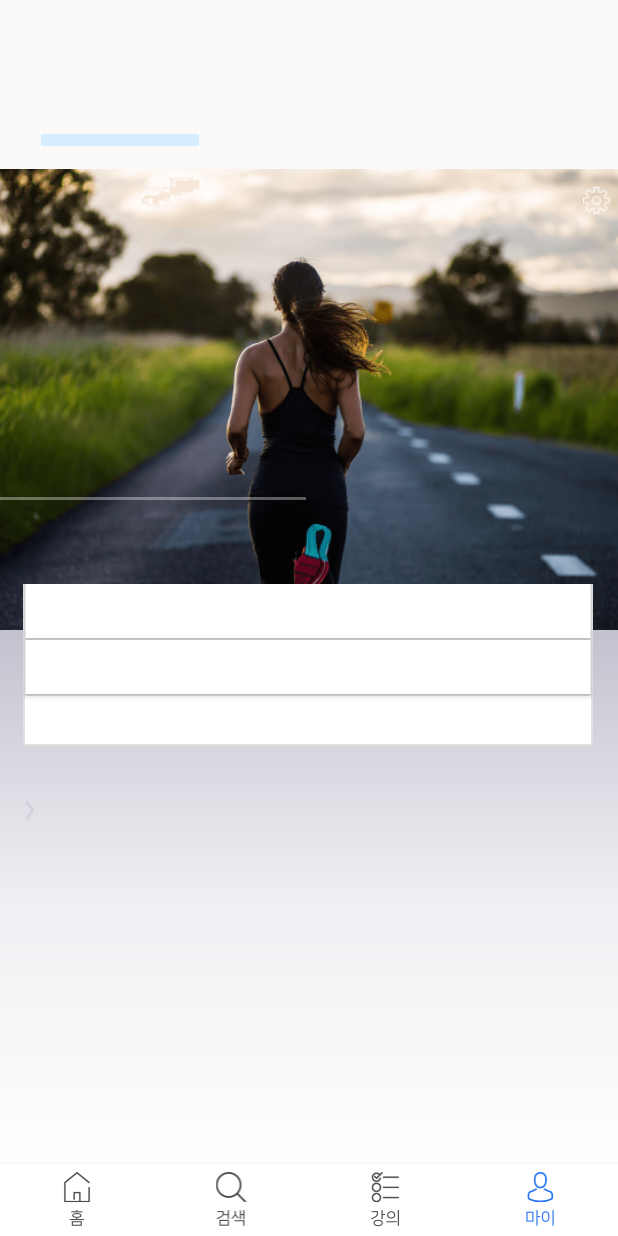
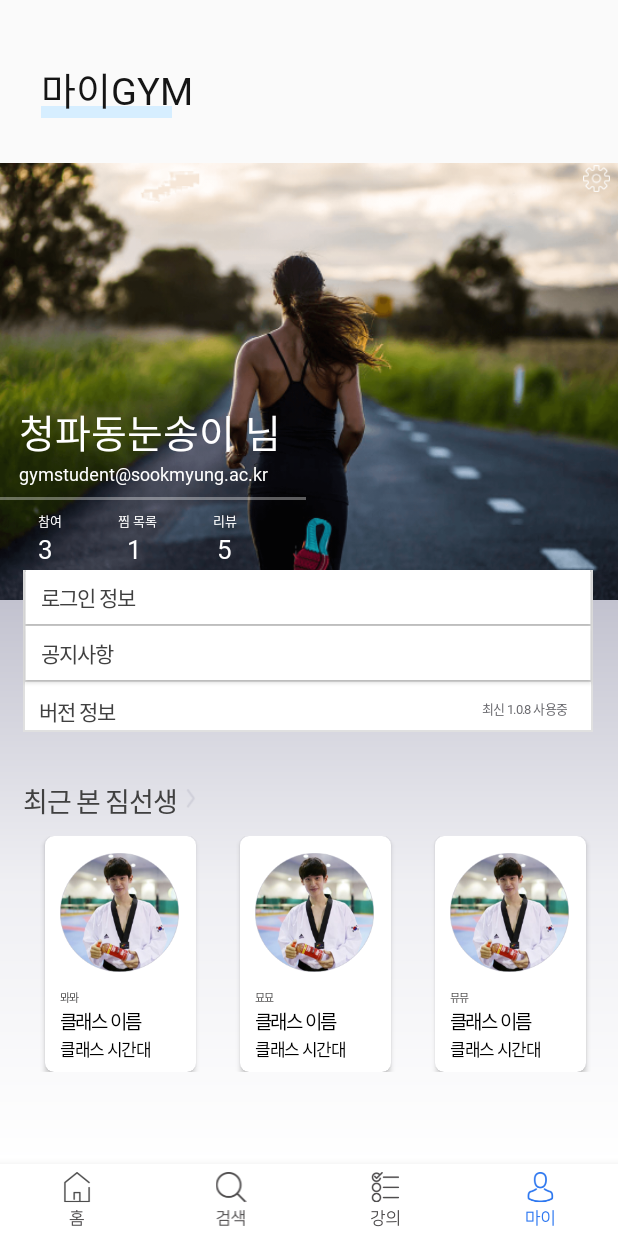
Before and after one commit to GymBall/CPDGT-Android, an Android app: the screen it shows after launch (MainActivity), item 4 of the bottom bar chosen, on a phone screen of 412 x 824 dp. Run offline under Robolectric (Android 15) with nearby library versions, the light colour scheme and no system bars; Roboto replaces fonts that are not available here; 1 statement that could not run was skipped.

Commit message:
login, myGym 화면전환 및 recyclerview 구현 login, fragment_my, rv_item_my_recent 폰트수정 fragment_my 레이아웃 수정

```diff
--- /dev/null
+++ b/app/src/main/java/org/gymball/cpdgt_android/model/LectureAbsData.kt
@@ -0,0 +1,8 @@
+package org.gymball.cpdgt_android.model
+
+data class LectureAbsData(
+    val class_name: String,
+    val class_time: String,
+    val teacher_img: Int,
+    val teacher_name: String
+)
--- a/app/src/main/java/org/gymball/cpdgt_android/ui/login/LoginActivity.kt
+++ b/app/src/main/java/org/gymball/cpdgt_android/ui/login/LoginActivity.kt
@@ -2,12 +2,30 @@ package org.gymball.cpdgt_android.ui.login
 
 import androidx.appcompat.app.AppCompatActivity
 import android.os.Bundle
+import kotlinx.android.synthetic.main.activity_login.*
 import org.gymball.cpdgt_android.R
+import org.gymball.cpdgt_android.ui.MainActivity
+import org.gymball.cpdgt_android.ui.join.JoinActivity
+import org.jetbrains.anko.startActivity
 
 class LoginActivity : AppCompatActivity() {
 
     override fun onCreate(savedInstanceState: Bundle?) {
         super.onCreate(savedInstanceState)
         setContentView(R.layout.activity_login)
+
+        setOnClickListener()
+    }
+
+    private fun setOnClickListener() {
+        loginButton.setOnClickListener {
+            startActivity<MainActivity>()
+        }
+        GTJoinButton.setOnClickListener {
+            startActivity<JoinActivity>() //짐선생 조인으로 수정하기
+        }
+        GSJoinButton.setOnClickListener {
+            startActivity<JoinActivity>() //짐학생 조인으로 수정하기
+        }
     }
 }
--- a/app/src/main/java/org/gymball/cpdgt_android/ui/my/MyFragment.kt
+++ b/app/src/main/java/org/gymball/cpdgt_android/ui/my/MyFragment.kt
@@ -6,15 +6,42 @@ import androidx.fragment.app.Fragment
 import android.view.LayoutInflater
 import android.view.View
 import android.view.ViewGroup
+import androidx.recyclerview.widget.LinearLayoutManager
+import kotlinx.android.synthetic.main.fragment_my.*
 
 import org.gymball.cpdgt_android.R
+import org.gymball.cpdgt_android.model.LectureAbsData
+import org.gymball.cpdgt_android.ui.login.LoginActivity
+import org.jetbrains.anko.support.v4.startActivity
 
 class MyFragment : Fragment() {
+
+    lateinit var myRecyclerViewAdapter: MyRecyclerViewAdapter
+    var dataList: ArrayList<LectureAbsData> = arrayListOf(
+        LectureAbsData("클래스 이름", "클래스 시간대", R.drawable.lecture_comment_teacher,"뫄뫄"),
+        LectureAbsData("클래스 이름", "클래스 시간대", R.drawable.lecture_comment_teacher,"묘묘"),
+        LectureAbsData("클래스 이름", "클래스 시간대", R.drawable.lecture_comment_teacher,"뮤뮤")
+    )
 
     override fun onCreateView(inflater: LayoutInflater, container: ViewGroup?, savedInstanceState: Bundle?): View? {
         // Inflate the layout for this fragment
         return inflater.inflate(R.layout.fragment_my, container, false)
     }
 
+    override fun onActivityCreated(savedInstanceState: Bundle?) {
+        super.onActivityCreated(savedInstanceState)
+        setRecyclerView()
+        setOnClickListener()
+    }
 
+    private fun setRecyclerView() {
+        myRecyclerViewAdapter = MyRecyclerViewAdapter(activity!!, dataList, dataList.size)
+        rv_my_recent.adapter = myRecyclerViewAdapter
+        rv_my_recent.layoutManager = LinearLayoutManager(activity!!, LinearLayoutManager.HORIZONTAL, false)
+    }
+    private fun setOnClickListener() {
+        loginInfo.setOnClickListener {
+            startActivity<LoginActivity>()
+        }
+    }
 }
--- /dev/null
+++ b/app/src/main/java/org/gymball/cpdgt_android/ui/my/MyRecyclerViewAdapter.kt
@@ -0,0 +1,44 @@
+package org.gymball.cpdgt_android.ui.my
+
+import android.content.Context
+import android.view.LayoutInflater
+import android.view.View
+import android.view.ViewGroup
+import android.widget.ImageView
+import android.widget.TextView
+import androidx.cardview.widget.CardView
+import androidx.recyclerview.widget.RecyclerView
+import com.bumptech.glide.Glide
+import org.gymball.cpdgt_android.R
+import org.gymball.cpdgt_android.model.LectureAbsData
+import org.gymball.cpdgt_android.ui.lecturedetail.LectureDetailActivity
+import org.jetbrains.anko.startActivity
+
+class MyRecyclerViewAdapter (val ctx: Context, var dataList: ArrayList<LectureAbsData>, var total: Int) : RecyclerView.Adapter<MyRecyclerViewAdapter.Holder>(){
+    override fun onCreateViewHolder(parent: ViewGroup, viewType: Int): MyRecyclerViewAdapter.Holder {
+        val view: View = LayoutInflater.from(ctx).inflate(R.layout.rv_item_my_recent, parent,false)
+        return Holder(view)
+    }
+
+    override fun getItemCount(): Int = total
+
+    override fun onBindViewHolder(holder: MyRecyclerViewAdapter.Holder, position: Int) {
+        holder.whole.setOnClickListener{
+            ctx.startActivity<LectureDetailActivity>()
+        }
+        holder.c_name.text = dataList[position].class_name
+        holder.c_time.text = dataList[position].class_time
+        Glide.with(ctx)
+            .load(dataList[position].teacher_img)
+            .into(holder.t_img)
+        holder.t_name.text = dataList[position].teacher_name
+    }
+
+    inner class Holder(itemView: View) : RecyclerView.ViewHolder(itemView){
+        val whole: CardView = itemView.findViewById(R.id.cv_rv_item_frag_my_recent_whole) as CardView
+        val c_name: TextView = itemView.findViewById(R.id.iv_rv_item_frag_my_class_name) as TextView
+        val c_time: TextView = itemView.findViewById(R.id.iv_rv_item_frag_my_class_time) as TextView
+        val t_img: ImageView = itemView.findViewById(R.id.iv_rv_item_frag_my_teacher_image) as ImageView
+        val t_name: TextView = itemView.findViewById(R.id.tv_rv_item_frag_my_teacher_name) as TextView
+    }
+}
--- a/app/src/main/res/layout/activity_login.xml
+++ b/app/src/main/res/layout/activity_login.xml
@@ -1,5 +1,5 @@
 <?xml version="1.0" encoding="utf-8"?>
-<androidx.constraintlayout.widget.ConstraintLayout xmlns:android="http://schemas.android.com/apk/res/android"
+<RelativeLayout xmlns:android="http://schemas.android.com/apk/res/android"
     xmlns:app="http://schemas.android.com/apk/res-auto"
     xmlns:tools="http://schemas.android.com/tools"
     android:layout_width="match_parent"
@@ -7,12 +7,8 @@
     tools:context=".ui.login.LoginActivity">
 
     <LinearLayout
-        android:id="@+id/linearLayout"
-        android:layout_width="0dp"
+        android:layout_width="match_parent"
         android:layout_height="wrap_content"
-        app:layout_constraintEnd_toEndOf="parent"
-        app:layout_constraintStart_toStartOf="parent"
-        app:layout_constraintTop_toTopOf="parent"
         android:orientation="vertical">
 
         <TextView
@@ -27,10 +23,12 @@
             android:layout_gravity="center"
             app:layout_constraintStart_toStartOf="parent"
             app:layout_constraintTop_toTopOf="parent"
-            tools:text="아이디  로그인" />
-        <view
+            android:fontFamily="@font/nanumsquare_bold"
+            android:text="아이디  로그인" />
+        <View
             android:layout_width="match_parent"
-            android:layout_height="1dp"/>
+            android:layout_height="1dp"
+            android:background="#575757"/>
         <TextView
             android:layout_width="wrap_content"
             android:layout_height="wrap_content"
@@ -40,7 +38,8 @@
             android:textSize="13.8sp"
             android:textColor="#3672d3"
             android:lineSpacingExtra="1.5sp"
-            tools:text="아이디와 비밀번호 입력"
+            android:fontFamily="@font/nanumsquare_regular"
+            android:text="아이디와 비밀번호 입력"
             />
         <EditText
             android:id="@+id/editID"
@@ -51,6 +50,7 @@
             android:textSize="15dp"
             android:layout_gravity="center"
             android:background="@drawable/idpassword"
+            android:fontFamily="@font/nanumsquare_regular"
             android:hint="아이디"/>
         <EditText
             android:id="@+id/editPassword"
@@ -60,6 +60,7 @@
             android:textSize="15dp"
             android:layout_gravity="center"
             android:background="@drawable/idpassword"
+            android:fontFamily="@font/nanumsquare_regular"
             android:hint="비밀번호"/>
         <Button
             android:id="@+id/loginButton"
@@ -67,6 +68,7 @@
             android:layout_height="32.3dp"
             android:layout_marginTop="57.3dp"
             android:layout_gravity="center"
+
             android:background="@drawable/loginbutton"/>
         <LinearLayout
             android:layout_width="match_parent"
@@ -90,4 +92,4 @@
                 android:background="@drawable/gsjoin"/>
         </LinearLayout>
     </LinearLayout>
-</androidx.constraintlayout.widget.ConstraintLayout>
+</RelativeLayout>
--- a/app/src/main/res/layout/fragment_my.xml
+++ b/app/src/main/res/layout/fragment_my.xml
@@ -14,36 +14,30 @@
             <RelativeLayout
                 android:layout_width="wrap_content"
                 android:layout_height="wrap_content"
-                android:layout_marginBottom="20dp">
+                android:id="@+id/top"
+                android:layout_marginHorizontal="27dp">
                 <View
-                    android:layout_width="105.5dp"
-                    android:layout_height="8.3dp"
-                    android:layout_marginLeft="27dp"
-                    android:layout_marginTop="89.5dp"
-                    android:background="@color/colorSkyBlue"/>
+                    android:layout_width="87.5dp"
+                    android:layout_height="8dp"
+                    android:background="#d6eeff"
+                    android:layout_alignBottom="@id/text">
+                </View>
                 <TextView
+                    android:id="@+id/text"
                     android:layout_width="wrap_content"
                     android:layout_height="wrap_content"
-                    android:layout_marginTop="70dp"
-                    android:layout_marginLeft="27dp"
+                    android:text="마이GYM"
+                    android:fontFamily="@font/nanumsquare_regular"
+                    android:textColor="#151515"
                     android:textSize="25sp"
-                    android:textColor="#151515"
-                    android:lineSpacingExtra="3.5sp"
-                    tools:text="마이GYM" />
+                    android:layout_marginTop="40dp"/>
+            </RelativeLayout>
 
-            </RelativeLayout>
-            <Button
-                android:id="@+id/loginButton"
-                android:layout_width="18.3dp"
-                android:layout_height="18.3dp"
-                android:layout_marginRight="5dp"
-                android:layout_gravity="right"
-                android:background="@drawable/imageselectbutton"/>
             <ImageView
                 android:id="@+id/myGymBackgroundImage"
                 android:layout_width="match_parent"
                 android:layout_height="310dp"
-                android:layout_marginTop="-30dp"
+                android:layout_marginTop="30dp"
                 android:src="@drawable/mygymbackgroundimage" />
             <TextView
                 android:layout_width="wrap_content"
@@ -51,10 +45,11 @@
                 android:layout_marginLeft="12.8dp"
                 android:textSize="26sp"
                 android:textColor="@color/colorWhite"
+                android:fontFamily="@font/nanumsquare_bold"
                 android:layout_marginTop="-150.5dp"
                 android:lineSpacingExtra="-8.8sp"
                 android:gravity="center_horizontal"
-                tools:text="청파동눈송이 님"/>
+                android:text="청파동눈송이 님"/>
             <TextView
                 android:layout_width="wrap_content"
                 android:layout_height="wrap_content"
@@ -62,9 +57,10 @@
                 android:layout_marginLeft="12.8dp"
                 android:layout_marginBottom="7dp"
                 android:textColor="@color/colorWhite"
+                android:fontFamily="@font/nanumsquare_regular"
                 android:lineSpacingExtra="-8.8sp"
                 android:gravity="center_horizontal"
-                tools:text="gymstudent@sookmyung.ac.kr"/>
+                android:text="gymstudent@sookmyung.ac.kr"/>
             <View
                 android:layout_width="203.8dp"
                 android:layout_height="2.3dp"
@@ -81,24 +77,27 @@
                         android:textSize="8.8sp"
                         android:layout_marginLeft="18dp"
                         android:textColor="@color/colorWhite"
+                        android:fontFamily="@font/nanumsquare_regular"
                         android:lineSpacingExtra="1.3sp"
-                        tools:text="참여" />
+                        android:text="참여" />
                     <TextView
                         android:layout_width="wrap_content"
                         android:layout_height="wrap_content"
                         android:textSize="8.8sp"
                         android:layout_marginLeft="37dp"
                         android:textColor="@color/colorWhite"
+                        android:fontFamily="@font/nanumsquare_regular"
                         android:lineSpacingExtra="1.3sp"
-                        tools:text="찜 목록"/>
+                        android:text="찜 목록"/>
                     <TextView
                         android:layout_width="wrap_content"
                         android:layout_height="wrap_content"
                         android:textSize="8.8sp"
                         android:layout_marginLeft="37dp"
                         android:textColor="@color/colorWhite"
+                        android:fontFamily="@font/nanumsquare_regular"
                         android:lineSpacingExtra="1.3sp"
-                        tools:text="리뷰"/>
+                        android:text="리뷰"/>
                 </TableRow>
                 <TableRow>
                     <TextView
@@ -108,8 +107,9 @@
                         android:textSize="17.5sp"
                         android:layout_marginLeft="18dp"
                         android:textColor="@color/colorWhite"
+                        android:fontFamily="@font/nanumsquare_bold"
                         android:lineSpacingExtra="2.5sp"
-                        tools:text="5"/>
+                        android:text="3"/>
                     <TextView
                         android:id="@+id/pickNum"
                         android:layout_width="wrap_content"
@@ -117,26 +117,36 @@
                         android:textSize="17.5sp"
                         android:layout_marginLeft="43dp"
                         android:textColor="@color/colorWhite"
+                        android:fontFamily="@font/nanumsquare_bold"
                         android:lineSpacingExtra="2.5sp"
-                        tools:text="1" />
+                        android:text="1" />
                     <TextView
                         android:id="@+id/reviewNum"
                         android:layout_width="wrap_content"
                         android:layout_height="wrap_content"
                         android:textSize="17.5sp"
-                        android:layout_marginLeft="43dp"
+                        android:layout_marginLeft="40dp"
                         android:textColor="@color/colorWhite"
+                        android:fontFamily="@font/nanumsquare_bold"
                         android:lineSpacingExtra="2.5sp"
-                        tools:text="3" />
+                        android:text="5" />
                 </TableRow>
             </TableLayout>
         </LinearLayout>
+        <Button
+            android:id="@+id/my_backgroundimage_button"
+            android:layout_width="18.3dp"
+            android:layout_height="18.3dp"
+            android:layout_marginTop="110dp"
+            android:layout_alignParentRight="true"
+            android:layout_marginRight="5dp"
+            android:background="@drawable/imageselectbutton"/>
         <LinearLayout
             android:layout_width="match_parent"
             android:layout_height="392dp"
-            android:layout_marginTop="420dp"
+            android:layout_marginTop="400dp"
             android:paddingLeft="15dp"
-            android:paddingTop="110dp"
+            android:paddingTop="120dp"
             android:orientation="vertical"
             android:background="@drawable/gray_white_gradient_fill">
             <LinearLayout
@@ -149,14 +159,17 @@
                     android:textColor="#404040"
                     android:letterSpacing="-0.05"
                     android:lineSpacingExtra="2sp"
-                    tools:text="최근 본 짐선생" />
+                    android:fontFamily="@font/nanumsquare_bold"
+                    android:text="최근 본 짐선생" />
                 <Button
                     android:layout_width="9.5dp"
                     android:layout_height="12.8dp"
+                    android:layout_marginLeft="4dp"
                     android:background="@drawable/arrowbutton"/>
             </LinearLayout>
             <androidx.recyclerview.widget.RecyclerView
                 android:id="@+id/rv_my_recent"
+                android:orientation="horizontal"
                 android:layout_width="380dp"
                 android:layout_height="match_parent"
                 android:background="@android:color/transparent"
@@ -165,7 +178,7 @@
         <LinearLayout
             android:layout_width="380dp"
             android:layout_height="108.3dp"
-            android:layout_marginTop="389dp"
+            android:layout_marginTop="380dp"
             android:layout_marginLeft="15dp"
             android:background="@drawable/white_gray_border_fill"
             android:orientation="vertical">
@@ -181,7 +194,8 @@
                 android:lineSpacingExtra="2sp"
                 android:layout_marginLeft="2dp"
                 android:background="@color/colorWhite"
-                tools:text="로그인 정보"/>
+                android:fontFamily="@font/nanumsquare_regular"
+                android:text="로그인 정보"/>
             <View
                 android:layout_width="380dp"
                 android:layout_height="1dp"
@@ -198,34 +212,37 @@
                 android:lineSpacingExtra="2sp"
                 android:layout_marginLeft="2dp"
                 android:background="@color/colorWhite"
-                tools:text="공지사항"/>
+                android:fontFamily="@font/nanumsquare_regular"
+                android:text="공지사항"/>
             <View
                 android:layout_width="380dp"
                 android:layout_height="1dp"
                 android:background="#E0E0E0"/>
             <LinearLayout
                 android:layout_width="match_parent"
-                android:layout_height="wrap_content">
+                android:layout_height="36.1dp">
                 <TextView
                     android:layout_width="wrap_content"
                     android:layout_height="wrap_content"
-                    android:layout_marginTop="9dp"
+                    android:layout_marginTop="8.8dp"
                     android:layout_marginLeft="10.5dp"
                     android:textSize="13.8sp"
                     android:textColor="#404040"
                     android:letterSpacing="-0.05"
                     android:lineSpacingExtra="2sp"
-                    tools:text="버전 정보"/>
+                    android:fontFamily="@font/nanumsquare_regular"
+                    android:text="버전 정보"/>
                 <TextView
                     android:layout_width="300.5dp"
                     android:layout_height="15.3dp"
-                    android:layout_marginTop="9dp"
+                    android:layout_marginTop="4.5dp"
                     android:textAlignment="textEnd"
                     android:textSize="8.8sp"
                     android:textColor="#69696e"
                     android:letterSpacing="-0.05"
                     android:lineSpacingExtra="1.3sp"
-                    tools:text="최신 1.0.8 사용중"/>
+                    android:fontFamily="@font/nanumsquare_light"
+                    android:text="최신 1.0.8 사용중"/>
             </LinearLayout>
         </LinearLayout>
     </RelativeLayout>
--- a/app/src/main/res/layout/rv_item_my_recent.xml
+++ b/app/src/main/res/layout/rv_item_my_recent.xml
@@ -1,43 +1,59 @@
 <?xml version="1.0" encoding="utf-8"?>
-<LinearLayout xmlns:android="http://schemas.android.com/apk/res/android"
+<RelativeLayout xmlns:android="http://schemas.android.com/apk/res/android"
     xmlns:tools="http://schemas.android.com/tools"
+    xmlns:app="http://schemas.android.com/apk/res-auto"
     android:orientation="vertical"
-    android:paddingLeft="9.8dp"
+    android:layout_width="130dp"
+    android:layout_height="157.5dp">
+    <androidx.cardview.widget.CardView
+        android:id="@+id/cv_rv_item_frag_my_recent_whole"
         android:layout_width="100.5dp"
         android:layout_height="157.5dp"
+        android:layout_centerInParent="true"
+        app:cardCornerRadius="6dp"
         android:background="@drawable/white_radius_fill_shadow">
+        <LinearLayout
+            android:layout_width="match_parent"
+            android:layout_height="match_parent"
+            android:paddingLeft="9.8dp"
+            android:orientation="vertical">
             <ImageView
-        android:id="@+id/recentGTImage"
+                android:id="@+id/iv_rv_item_frag_my_teacher_image"
                 android:layout_width="79dp"
                 android:layout_height="79dp"
                 android:layout_marginVertical="11dp"
                 android:src="@drawable/recentgt" />
             <TextView
-        android:id="@+id/recentGTname"
+                android:id="@+id/tv_rv_item_frag_my_teacher_name"
                 android:layout_width="wrap_content"
                 android:layout_height="wrap_content"
                 android:textSize="7.5sp"
                 android:textColor="#4d4c4c"
                 android:letterSpacing="-0.08"
                 android:lineSpacingExtra="1.3sp"
+                android:fontFamily="@font/nanumsquare_regular"
                 tools:text="이대훈 짐선생"/>
             <TextView
-        android:id="@+id/recentGTCName"
+                android:id="@+id/iv_rv_item_frag_my_class_name"
                 android:layout_width="wrap_content"
                 android:layout_height="wrap_content"
                 android:textSize="12.5sp"
                 android:textColor="#000000"
                 android:letterSpacing="-0.08"
                 android:lineSpacingExtra="1.8sp"
+                android:fontFamily="@font/nanumsquare_extrabold"
                 tools:text="태권도 초급반"/>
             <TextView
-        android:id="@+id/recentGTtime"
+                android:id="@+id/iv_rv_item_frag_my_class_time"
                 android:layout_width="wrap_content"
                 android:layout_height="wrap_content"
                 android:textSize="11.3sp"
                 android:textColor="#000000"
                 android:letterSpacing="-0.08"
                 android:lineSpacingExtra="1.3sp"
+                android:fontFamily="@font/nanumsquare_bold"
                 tools:text="화, 목 오후 8시"
                 />
         </LinearLayout>
+    </androidx.cardview.widget.CardView>
+</RelativeLayout>
```
Lines whose indentation alone changed are shown as unchanged.
